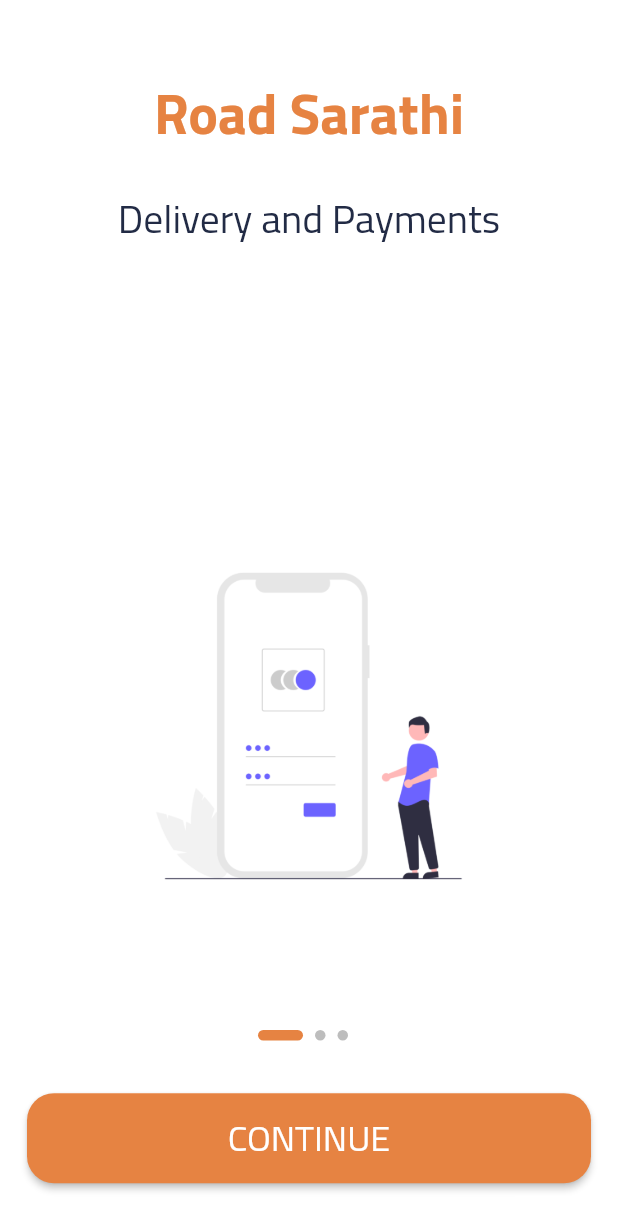
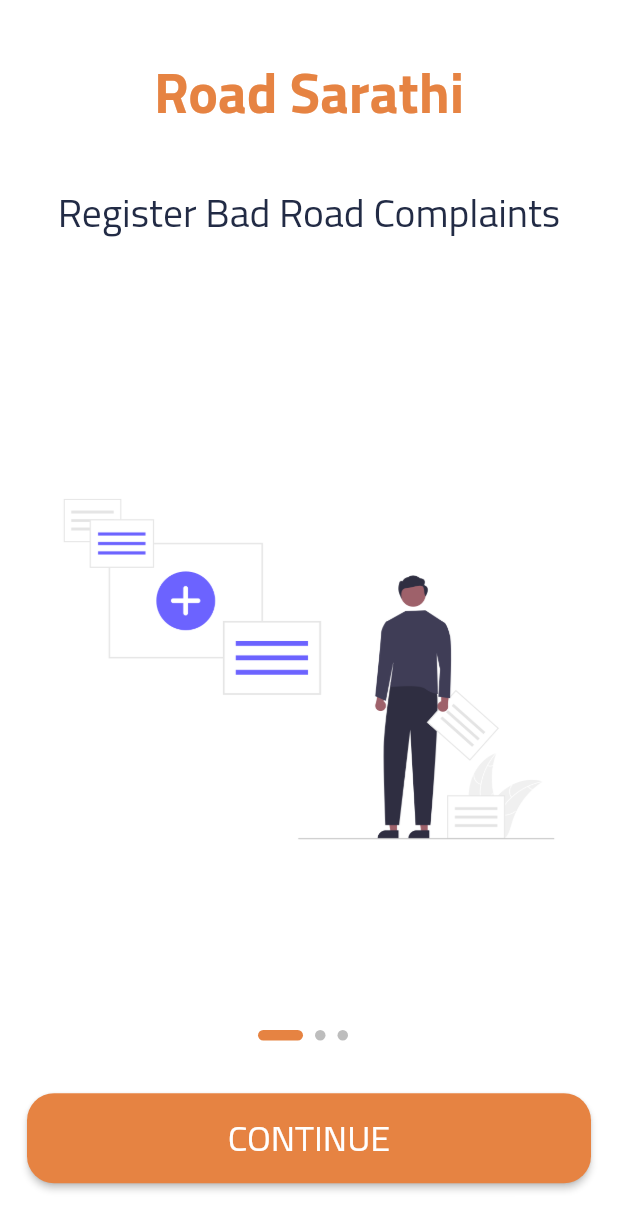
Before and after one commit to hchauhan7816/Road-Sarathi, a Flutter app: the screen it shows after launch, on a phone screen of 412 x 824 dp. Shown: the top 1230 px of the screen. Run offline on Flutter 3.47's test engine with Material 2 defaults, Android fonts, the phone set to English and light mode, and no system bars; our stand-ins replace cached_network_image, cloud_firestore, firebase_auth, firebase_core, firebase_storage, flutter_screenutil and 7 more; missing offline and left inert: flutter_dropdown_x; accounts and stored records are empty.

Commit message:
slider fix

```diff
--- a/lib/Pages/Slider/Widgets/introslider.dart
+++ b/lib/Pages/Slider/Widgets/introslider.dart
@@ -14,14 +14,14 @@ class _IntroSliderBodyState extends State<IntroSliderBody> {
   int currentPage = 0;
 
   List<Map<String, String>> splashData = [
-    {"heading": "Delivery and Payments", "image": "assets/img/login.png"},
+    {"heading": "Register Bad Road Complaints", "image": "assets/img/road.png"},
     {
-      "heading": "Instant Delivery and Payments",
-      "image": "assets/img/login.png"
+      "heading": "Real Time Connection With Road Authorities",
+      "image": "assets/img/Chatting.png"
     },
     {
-      "heading": "Enjoy Instant Delivery and Payments",
-      "image": "assets/img/login.png"
+      "heading": "Track Status Of Your Complaint",
+      "image": "assets/img/Status_update.png"
     }
   ];
 
--- a/lib/Pages/Slider/Widgets/splashscreencontent.dart
+++ b/lib/Pages/Slider/Widgets/splashscreencontent.dart
@@ -25,7 +25,8 @@ class SplashScreenContent extends StatelessWidget {
               fontWeight: FontWeight.bold,
             ),
           ),
-          SizedBox(height: 30),
+
+          SizedBox(height: 40),
           Padding(
             padding: const EdgeInsets.symmetric(horizontal: 20.0),
             child: Text(
@@ -46,11 +47,11 @@ class SplashScreenContent extends StatelessWidget {
           // ),
           // // Spacer(flex: 2,),
           Image.asset(
-            "assets/img/login.png",
-            height: getProportionateScreenHeight(285),
-            width: getProportionateScreenWidth(245),
+            imageURL,
+            height: getProportionateScreenHeight(300),
+            width: getProportionateScreenWidth(500),
           ),
-          Spacer(),
+          Spacer(flex: 2),
         ],
       ),
     );
```
Also changed, not shown: assets/img/Chatting.png (added), assets/img/Status_update.png (added), assets/img/road.png (added).
